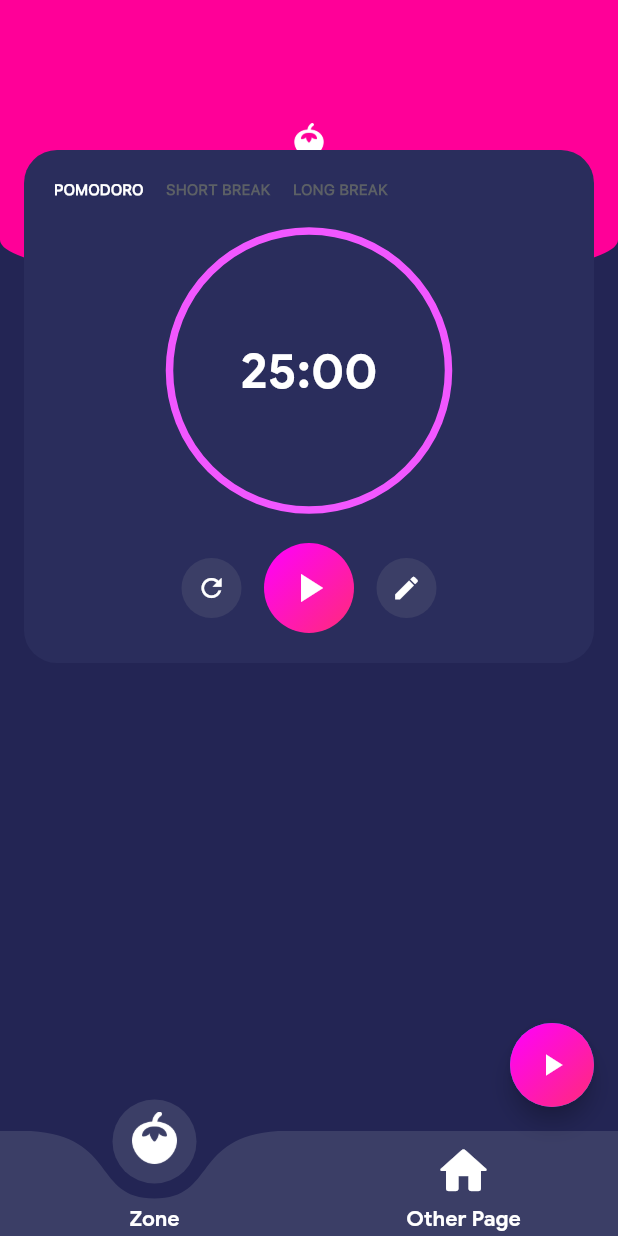
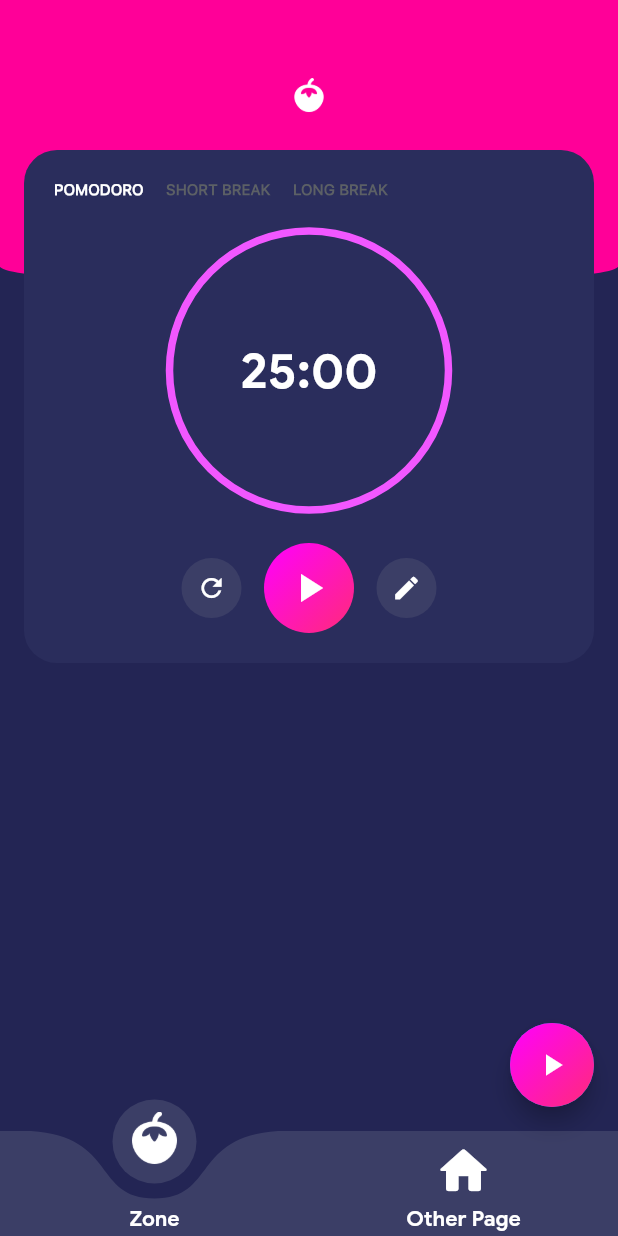
Before and after one commit to tomc128/classify-timer-trial, a Flutter app: the screen it shows after launch, on a phone screen of 412 x 824 dp. Run offline on Flutter 3.47's test engine with Material 2 defaults, Android fonts, the phone set to English and light mode, and no system bars; drawn by our look-alikes of curved_labeled_navigation_bar; project files that could hold a hidden picture were left out.

Commit message:
Fix zone header icon alignment

```diff
--- a/lib/pages/zone.dart
+++ b/lib/pages/zone.dart
@@ -24,17 +24,22 @@ class _ZonePageState extends State<ZonePage> {
         children: [
           Container(
             height: 190,
+            width: double.infinity,
             decoration: BoxDecoration(
               color: kHeaderPink,
               borderRadius: BorderRadius.only(
-                bottomLeft: Radius.elliptical(screenWidth / 2, 30),
-                bottomRight: Radius.elliptical(screenWidth / 2, 30),
+                bottomLeft: Radius.elliptical(screenWidth, 25),
+                bottomRight: Radius.elliptical(screenWidth, 25),
               ),
             ),
-            child: const Center(
-              child: Image(
-                image: AssetImage('assets/icons/icons8_tomato_96px_3.png'),
-                width: 26,
+            child: Transform(
+              transform: Matrix4.translationValues(0, -30, 0),
+              child: const Center(
+                child: Image(
+                  image: AssetImage('assets/icons/icons8_tomato_96px_3.png'),
+                  width: 26,
+                  height: 26,
+                ),
               ),
             ),
           ),
```
